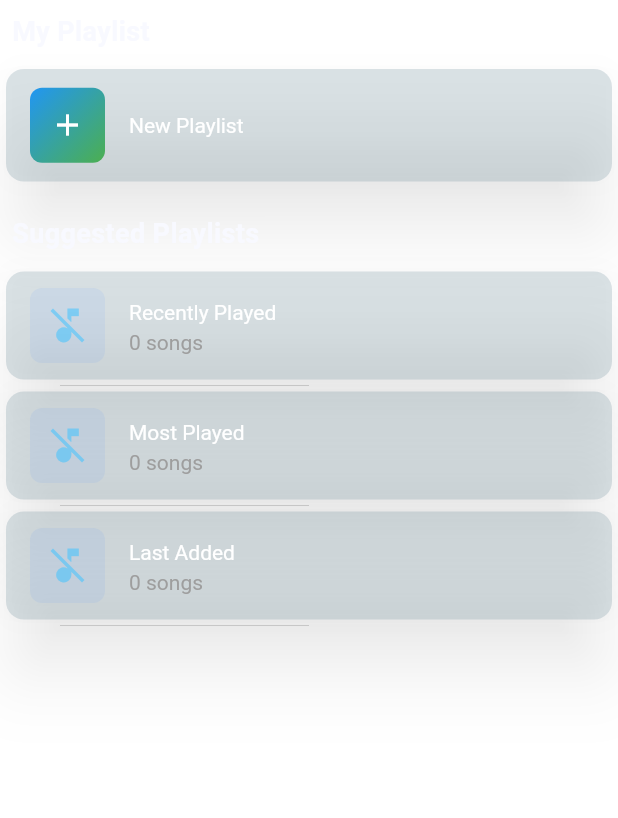
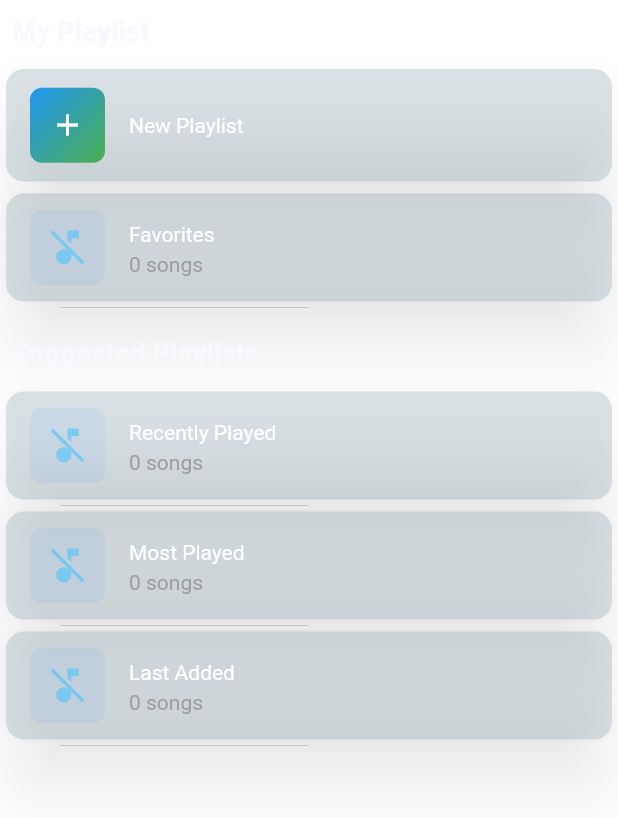
Before and after one commit to ajujacob88/flutter-juzox-music-app, a Flutter app: the PlaylistTab screen opened directly, on a phone screen of 412 x 824 dp. Shown: the top 818 px of the screen. Run offline on Flutter 3.47's test engine with Material 3 defaults, Android fonts, the phone set to English and light mode, and no system bars; drawn by our look-alikes of on_audio_query; our stand-ins replace extended_nested_scroll_view, just_audio, marquee, permission_handler, shared_preferences; missing offline and left inert: animated_music_indicator, dart:ffi; accounts and stored records are empty; statements that could not run were skipped.

Commit message:
playlist tab - adding favorites at the top

```diff
--- a/lib/providers/audio_player_provider.dart
+++ b/lib/providers/audio_player_provider.dart
@@ -55,9 +55,9 @@ class AudioPlayerProvider extends ChangeNotifier {
     });
 
     // Ensure "Favorites" is always included
-    // if (!_userPlaylists.contains('Favorites')) {
-    //   _userPlaylists.insert(0, 'Favorites');
-    // }
+    if (!_userPlaylists.contains('Favorites')) {
+      _userPlaylists.insert(0, 'Favorites');
+    }
 
     // Load favorite songs when the provider is initialized
     _loadFavoriteSongs();
--- a/lib/screens/playlist_tab.dart
+++ b/lib/screens/playlist_tab.dart
@@ -42,6 +42,11 @@ class _PlaylistTabState extends State<PlaylistTab> {
               audioPlayerProvider.userPlaylists,
           shouldRebuild: (previous, next) => previous != next,
           builder: (_, userPlayList, __) {
+            // Ensure "Favorites" is always the first item
+            final playlists = [
+              'Favorites',
+              ...userPlayList.where((playlist) => playlist != 'Favorites')
+            ];
             return ListView(
               children: [
                 const Padding(
@@ -56,7 +61,11 @@ class _PlaylistTabState extends State<PlaylistTab> {
                 //     .map((playlistName) => PlaylistTile(playlistName: playlistName)),
                 //  Text(audioPlayerProvider.userPlaylists[1]),
 
-                ...userPlayList.map(
+                // ...userPlayList.map(
+                //   (playlistName) => PlaylistTile(playlistName: playlistName),
+                // ),
+
+                ...playlists.map(
                   (playlistName) => PlaylistTile(playlistName: playlistName),
                 ),
 
@@ -87,8 +96,15 @@ class PlaylistTile extends StatelessWidget {
     final audioPlayerProvider =
         Provider.of<AudioPlayerProvider>(context, listen: true);
 
-    final currentPlaylistSongs =
+    // final currentPlaylistSongs =
+    //     audioPlayerProvider.userPlaylistSongs[playlistName] ?? [];
+
+    List<JuzoxMusicModel> currentPlaylistSongs =
         audioPlayerProvider.userPlaylistSongs[playlistName] ?? [];
+
+    if (playlistName == 'Favorites') {
+      currentPlaylistSongs = audioPlayerProvider.favoriteSongs;
+    }
     return Card(
       color: Colors.transparent,
       shadowColor: const Color.fromARGB(95, 0, 0, 0),
```
